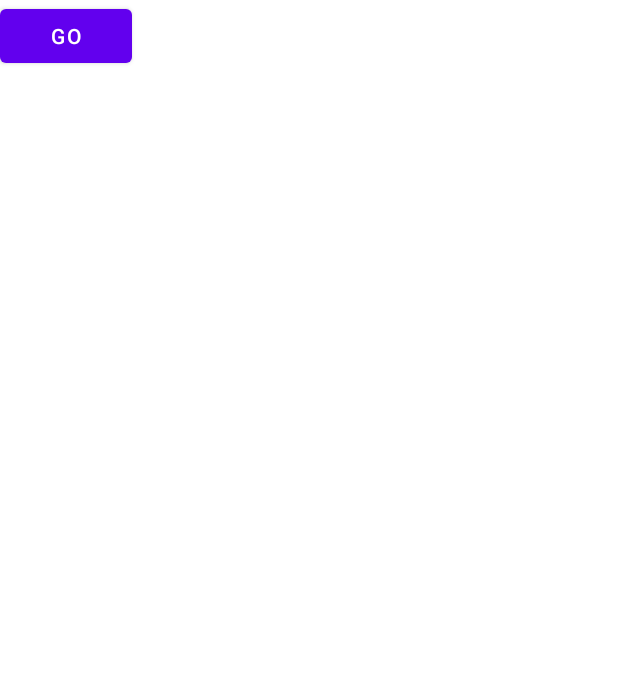
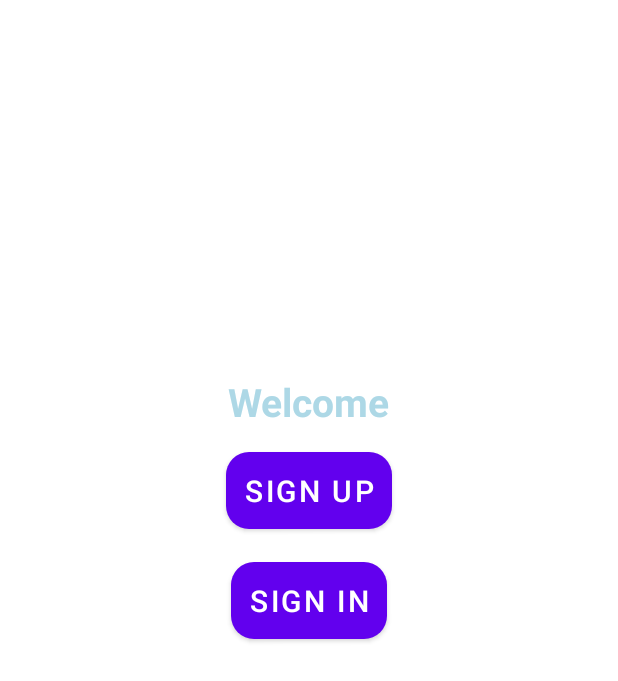
Before and after one commit to Maimuna-Chowdhury/CardiacRecorder-1907013-1907019, an Android app: the screen it shows after launch (MainActivity), on a phone screen of 412 x 824 dp. Shown: the top 681 px of the screen. Run offline under Robolectric (Android 15) with nearby library versions, the phone set to English and light mode, and no system bars; Roboto replaces fonts that are not available here; 2 statements that could not run were skipped.

Commit message:
change in main activity

```diff
--- a/app/src/main/java/com/example/cardiacrecorder/MainActivity.java
+++ b/app/src/main/java/com/example/cardiacrecorder/MainActivity.java
@@ -8,18 +8,34 @@ import android.view.View;
 import android.widget.Button;
 
 public class MainActivity extends AppCompatActivity {
-    Button btn;
+    private Button signUp;
+    private Button signIn;
+
     @Override
     protected void onCreate(Bundle savedInstanceState) {
         super.onCreate(savedInstanceState);
         setContentView(R.layout.activity_main);
-        btn=findViewById(R.id.button);
-        btn.setOnClickListener(new View.OnClickListener() {
-            @Override
-            public void onClick(View v) {
-                Intent intent=new Intent(MainActivity.this,HomeActivity.class);
-                startActivity(intent);
-            }
-        });
+        signUp = findViewById(R.id.signUp);
+        signIn = findViewById(R.id.signIn);
+
+        signUp.setOnClickListener(this);
+        signIn.setOnClickListener(this);
+
+
     }
-}
+    @Override
+    public void onClick(View v) {
+        switch (v.getId()) {
+            case R.id.signUp:
+                startActivity(new Intent(MainActivity.this, SignUpActivity.class));
+                break;
+            case R.id.signIn:
+                startActivity(new Intent(MainActivity.this, login.class));
+                break;
+              }
+
+    }
+
+
+
+    }
--- a/app/src/main/res/layout/activity_main.xml
+++ b/app/src/main/res/layout/activity_main.xml
@@ -4,13 +4,50 @@
     xmlns:tools="http://schemas.android.com/tools"
     android:layout_width="match_parent"
     android:layout_height="match_parent"
+    android:orientation="vertical"
+    android:gravity="center"
     tools:context=".MainActivity">
 
-    <Button
-        android:id="@+id/button"
+    <TextView
         android:layout_width="wrap_content"
         android:layout_height="wrap_content"
-        android:text="Go"
-        tools:layout_editor_absoluteX="172dp"
-        tools:layout_editor_absoluteY="323dp" />
+        android:text="Welcome"
+        android:id="@+id/welcome"
+        android:layout_marginTop="250dp"
+        android:textColor="@color/light_blue"
+        android:textSize="26sp"
+        android:textStyle="bold"
+
+        app:layout_constraintEnd_toEndOf="parent"
+        app:layout_constraintStart_toStartOf="parent"
+        app:layout_constraintTop_toTopOf="parent"/>
+
+    <Button
+        android:layout_width="wrap_content"
+        android:layout_height="wrap_content"
+        android:text="Sign Up"
+        android:id="@+id/signUp"
+        android:textSize="20sp"
+        android:padding="12dp"
+        android:layout_marginTop="10dp"
+        app:cornerRadius = "15dp"
+        app:layout_constraintStart_toStartOf="parent"
+        app:layout_constraintEnd_toEndOf="parent"
+        app:layout_constraintTop_toBottomOf="@+id/welcome"/>
+    <Button
+        android:layout_width="wrap_content"
+        android:layout_height="wrap_content"
+        android:text="Sign In"
+        android:id="@+id/signIn"
+        android:textSize="20sp"
+        android:padding="12dp"
+        android:layout_marginTop="10dp"
+        app:cornerRadius = "15dp"
+        app:layout_constraintStart_toStartOf="parent"
+        app:layout_constraintEnd_toEndOf="parent"
+        app:layout_constraintTop_toBottomOf="@+id/signUp"/>
+
+
+
+
 </androidx.constraintlayout.widget.ConstraintLayout>
```
